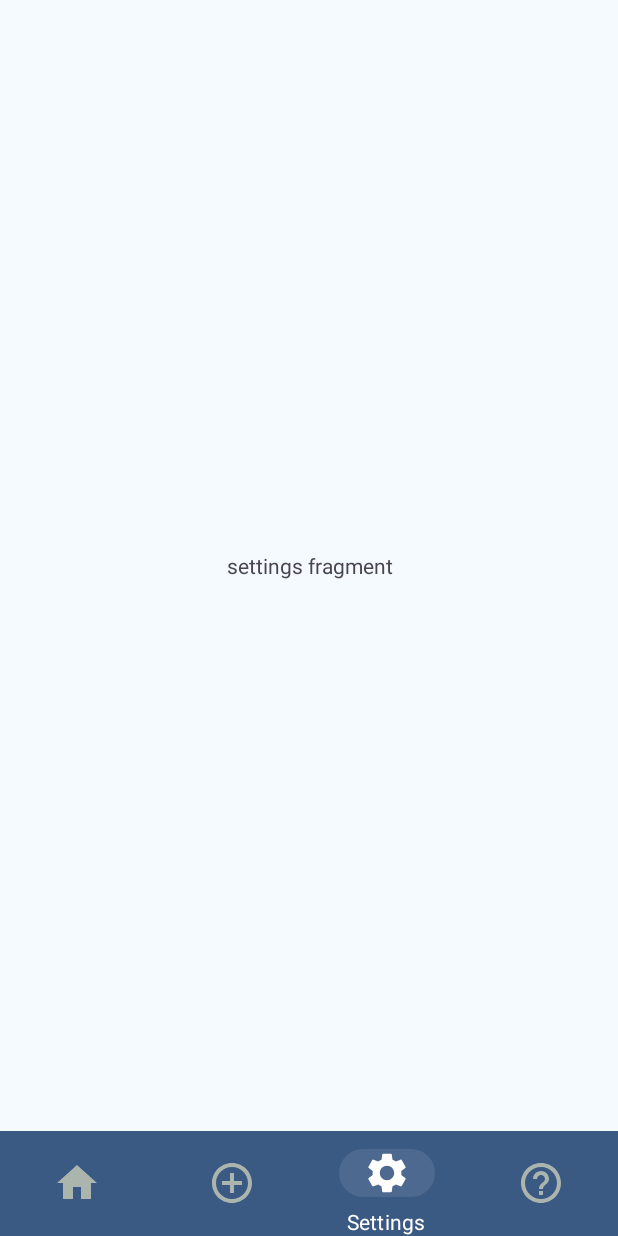
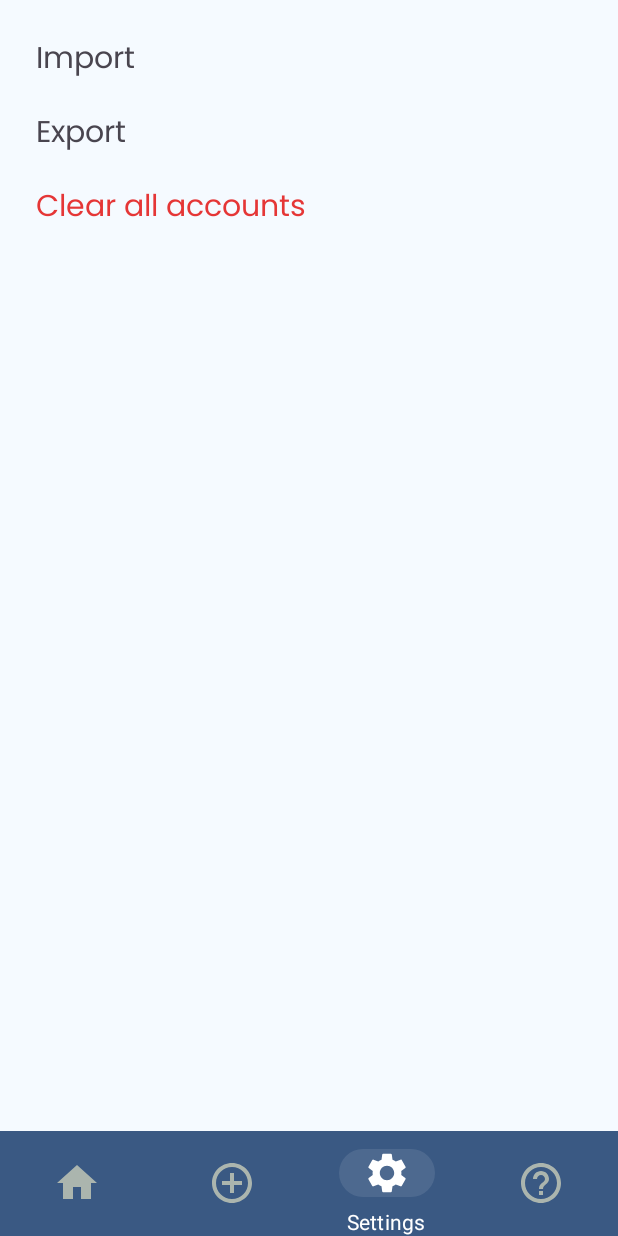
Before and after one commit to tobiridi/mini-projects, an Android app: the screen it shows after launch (MainActivity), item 3 of the bottom bar chosen, on a phone screen of 412 x 824 dp. Run offline under Robolectric (Android 15) with nearby library versions, the phone set to English and light mode, and no system bars; our stand-ins replace Room's generated code.

Commit message:
add settings list ui

```diff
--- /dev/null
+++ b/password_security/app/src/main/java/be/tobiridi/passwordsecurity/component/SettingsListAdapter.java
@@ -0,0 +1,82 @@
+package be.tobiridi.passwordsecurity.component;
+
+import android.content.res.Resources;
+import android.view.LayoutInflater;
+import android.view.View;
+import android.view.ViewGroup;
+import android.widget.BaseAdapter;
+import android.widget.TextView;
+
+import java.util.List;
+
+import be.tobiridi.passwordsecurity.R;
+
+public class SettingsListAdapter extends BaseAdapter {
+    private final List<Integer> _settingsItemsResources;
+
+    public SettingsListAdapter() {
+        //get resources string for the list of settings
+        //possible to translate in the resource file
+        this._settingsItemsResources = List.of(
+                R.string.settings_import,
+                R.string.settings_export,
+                R.string.settings_clear_all
+        );
+    }
+
+    @Override
+    public int getCount() {
+        return this._settingsItemsResources.size();
+    }
+
+    @Override
+    public Object getItem(int position) {
+        return this._settingsItemsResources.get(position);
+    }
+
+    @Override
+    public long getItemId(int position) {
+        return 0;
+    }
+
+    @Override
+    public View getView(int position, View convertView, ViewGroup parent) {
+        if (convertView == null) {
+            convertView = LayoutInflater.from(parent.getContext()).inflate(R.layout.list_view_item_settings, parent, false);
+        }
+
+        //get views id
+        TextView tv = convertView.findViewById(R.id.list_settings_title);
+
+        //set data of the view
+        this.paramTexView(convertView, tv, position);
+
+        return convertView;
+    }
+
+    private void paramTexView(View v, TextView tv, int position) {
+        Resources resources = v.getResources();
+        String txt = resources.getString(this._settingsItemsResources.get(position));
+
+        tv.setText(txt);
+        if (this._settingsItemsResources.get(position) == R.string.settings_clear_all) {
+            tv.setTextColor(resources.getColor(R.color.red, null));
+        }
+
+        //set action on tap
+        //TODO : not implemented
+        //tv.setOnClickListener(clickListener());
+        //tv.setOnTouchListener(touchListener());
+    }
+
+//    private View.OnTouchListener touchListener() {
+//        return new View.OnTouchListener() {
+//            @Override
+//            public boolean onTouch(View v, MotionEvent event) {
+//                //TODO : not implemented
+//                Toast.makeText(v.getContext(), "click on view", Toast.LENGTH_SHORT).show();
+//                return v.performClick();
+//            }
+//        };
+//    }
+}
--- a/password_security/app/src/main/java/be/tobiridi/passwordsecurity/ui/settings/SettingsFragment.java
+++ b/password_security/app/src/main/java/be/tobiridi/passwordsecurity/ui/settings/SettingsFragment.java
@@ -11,12 +11,14 @@ import androidx.fragment.app.Fragment;
 import android.view.LayoutInflater;
 import android.view.View;
 import android.view.ViewGroup;
+import android.widget.ListView;
 
 import be.tobiridi.passwordsecurity.R;
+import be.tobiridi.passwordsecurity.component.SettingsListAdapter;
 
 public class SettingsFragment extends Fragment {
-
-    private SettingsViewModel mViewModel;
+    private SettingsViewModel settingsViewModel;
+    private ListView listView;
 
     public static SettingsFragment newInstance() {
         return new SettingsFragment();
@@ -29,10 +31,15 @@ public class SettingsFragment extends Fragment {
     }
 
     @Override
-    public void onActivityCreated(@Nullable Bundle savedInstanceState) {
-        super.onActivityCreated(savedInstanceState);
-        mViewModel = new ViewModelProvider(this).get(SettingsViewModel.class);
+    public void onViewCreated(@NonNull View view, @Nullable Bundle savedInstanceState) {
+        super.onViewCreated(view, savedInstanceState);
+
+        this.listView = view.findViewById(R.id.list_settings);
+        this.listView.setAdapter(new SettingsListAdapter());
+
+        this.settingsViewModel = new ViewModelProvider(this).get(SettingsViewModel.class);
         // TODO: Use the ViewModel
+
     }
 
 }
--- a/password_security/app/src/main/res/layout/fragment_settings.xml
+++ b/password_security/app/src/main/res/layout/fragment_settings.xml
@@ -5,10 +5,11 @@
     android:layout_height="match_parent"
     tools:context=".ui.settings.SettingsFragment">
 
-    <TextView
+    <ListView
+        android:id="@+id/list_settings"
         android:layout_width="match_parent"
         android:layout_height="match_parent"
-        android:gravity="center"
-        android:text="settings fragment" />
+        android:divider="@null"
+        android:dividerHeight="0dp" />
 
 </FrameLayout>
--- /dev/null
+++ b/password_security/app/src/main/res/layout/list_view_item_settings.xml
@@ -0,0 +1,19 @@
+<?xml version="1.0" encoding="utf-8"?>
+<LinearLayout xmlns:android="http://schemas.android.com/apk/res/android"
+    xmlns:app="http://schemas.android.com/apk/res-auto"
+    xmlns:tools="http://schemas.android.com/tools"
+    android:layout_width="match_parent"
+    android:layout_height="wrap_content">
+
+    <TextView
+        android:id="@+id/list_settings_title"
+        android:layout_width="match_parent"
+        android:layout_height="wrap_content"
+        android:textSize="20sp"
+        android:padding="8dp"
+        android:fontFamily="@font/poppins_family"
+        app:layout_constraintBottom_toBottomOf="parent"
+        app:layout_constraintEnd_toEndOf="parent"
+        app:layout_constraintStart_toStartOf="parent"
+        app:layout_constraintTop_toTopOf="parent" />
+</LinearLayout>
--- a/password_security/app/src/main/res/values/colors.xml
+++ b/password_security/app/src/main/res/values/colors.xml
@@ -3,6 +3,7 @@
 <!--    <color name="my_light_primary">#FFFFFFFF</color>-->
     <color name="black">#FF000000</color>
     <color name="white">#FFFFFFFF</color>
+    <color name="red">#FFE53636</color>
     <color name="primary">#FF3A5983</color>
     <color name="secondary">#FF8AAFB2</color>
     <color name="tertiary">#FF474747</color>
--- a/password_security/app/src/main/res/values/strings.xml
+++ b/password_security/app/src/main/res/values/strings.xml
@@ -9,4 +9,8 @@
     <string name="search_hint">Search…</string>
     <!-- button description-->
     <string name="filter_btn_desc" translatable="false">Filter</string>
+    <!-- settings text -->
+    <string name="settings_import">Import</string>
+    <string name="settings_export">Export</string>
+    <string name="settings_clear_all">Clear all accounts</string>
 </resources>
```
Also changed, not shown: 1 other file.
